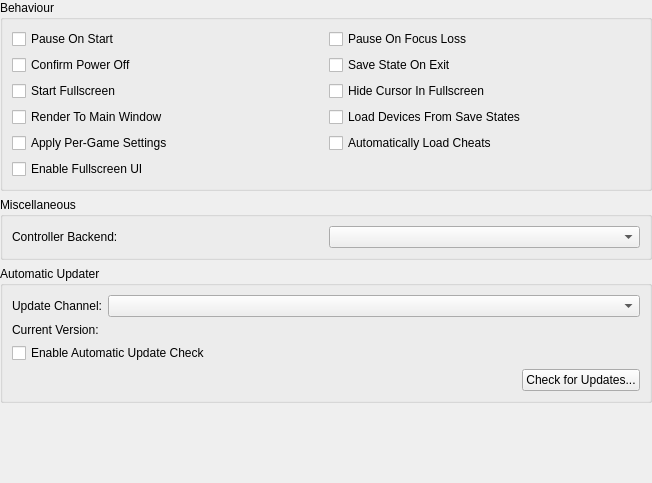
Qt form src/duckstation-qt/generalsettingswidget.ui (kofxi3584karlayang/duckstation) before a commit.
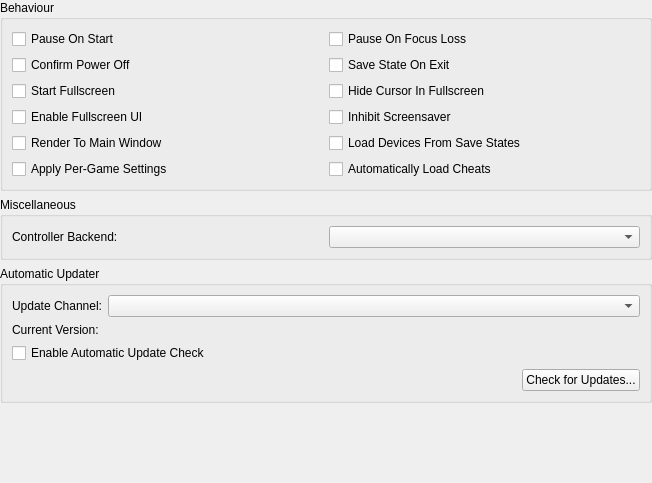
The same form after that commit.

Commit message: FrontendCommon: Add option to inhibit screensaver

Patch:
```diff
--- a/src/duckstation-qt/generalsettingswidget.ui
+++ b/src/duckstation-qt/generalsettingswidget.ui
@@ -39,7 +39,14 @@
         </property>
        </widget>
       </item>
-      <item row="3" column="0">
+      <item row="3" column="1">
+       <widget class="QCheckBox" name="inhibitScreensaver">
+        <property name="text">
+         <string>Inhibit Screensaver</string>
+        </property>
+       </widget>
+      </item>
+      <item row="4" column="0">
        <widget class="QCheckBox" name="renderToMain">
         <property name="text">
          <string>Render To Main Window</string>
@@ -74,21 +81,21 @@
         </property>
        </widget>
       </item>
-      <item row="4" column="0">
+      <item row="6" column="0">
        <widget class="QCheckBox" name="applyGameSettings">
         <property name="text">
          <string>Apply Per-Game Settings</string>
         </property>
        </widget>
       </item>
-      <item row="4" column="1">
+      <item row="6" column="1">
        <widget class="QCheckBox" name="autoLoadCheats">
         <property name="text">
          <string>Automatically Load Cheats</string>
         </property>
        </widget>
       </item>
-      <item row="3" column="1">
+      <item row="4" column="1">
        <widget class="QCheckBox" name="loadDevicesFromSaveStates">
         <property name="text">
          <string>Load Devices From Save States</string>
@@ -102,7 +109,7 @@
         </property>
        </widget>
       </item>
-      <item row="5" column="0">
+      <item row="3" column="0">
        <widget class="QCheckBox" name="enableFullscreenUI">
         <property name="text">
          <string>Enable Fullscreen UI</string>
```
The commit also changes 12 other files.
